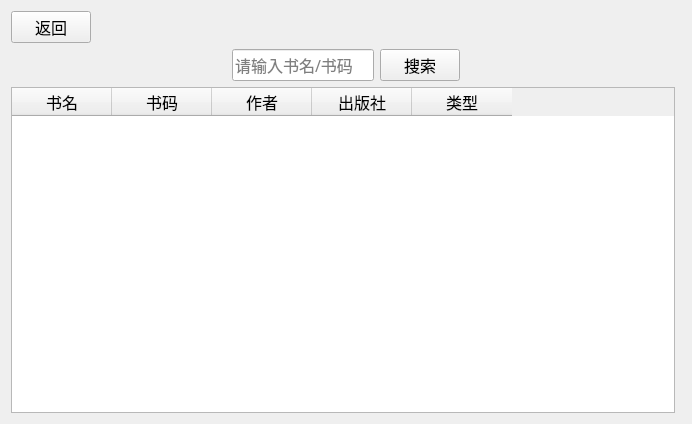
Before: the Qt Designer form searchpage.ui in LeoStr4nge/LibraryManageSystem, drawn with Qt 5.
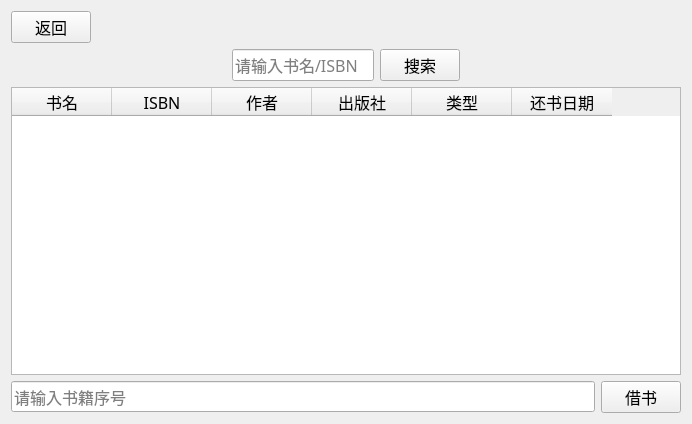
After: the same form once the commit is applied.

The edit to the form file:
```diff
--- a/searchpage.ui
+++ b/searchpage.ui
@@ -20,7 +20,7 @@
    <string>图书馆管理系统</string>
   </property>
   <layout class="QGridLayout" name="gridLayout">
-   <item row="0" column="0" rowspan="2" colspan="2">
+   <item row="0" column="0">
     <layout class="QVBoxLayout" name="verticalLayout_2">
      <item>
       <layout class="QHBoxLayout" name="horizontalLayout_2">
@@ -86,7 +86,7 @@
               </font>
              </property>
              <property name="placeholderText">
-              <string>请输入书名/书码</string>
+              <string>请输入书名/ISBN</string>
              </property>
             </widget>
            </item>
@@ -130,7 +130,7 @@
      </item>
     </layout>
    </item>
-   <item row="2" column="0">
+   <item row="1" column="0">
     <widget class="QTableWidget" name="tableWidget">
      <property name="focusPolicy">
       <enum>Qt::NoFocus</enum>
@@ -142,7 +142,7 @@
      </column>
      <column>
       <property name="text">
-       <string>书码</string>
+       <string>ISBN</string>
       </property>
      </column>
      <column>
@@ -160,8 +160,31 @@
        <string>类型</string>
       </property>
      </column>
+     <column>
+      <property name="text">
+       <string>还书日期</string>
+      </property>
+     </column>
     </widget>
    </item>
+   <item row="2" column="0">
+    <layout class="QHBoxLayout" name="horizontalLayout_4">
+     <item>
+      <widget class="QLineEdit" name="lineEditBorrow">
+       <property name="placeholderText">
+        <string>请输入书籍序号</string>
+       </property>
+      </widget>
+     </item>
+     <item>
+      <widget class="QPushButton" name="pushButton_3">
+       <property name="text">
+        <string>借书</string>
+       </property>
+      </widget>
+     </item>
+    </layout>
+   </item>
   </layout>
  </widget>
  <resources/>
```
Left out of the diff: 5 changed lines with no effect on the pictures.
